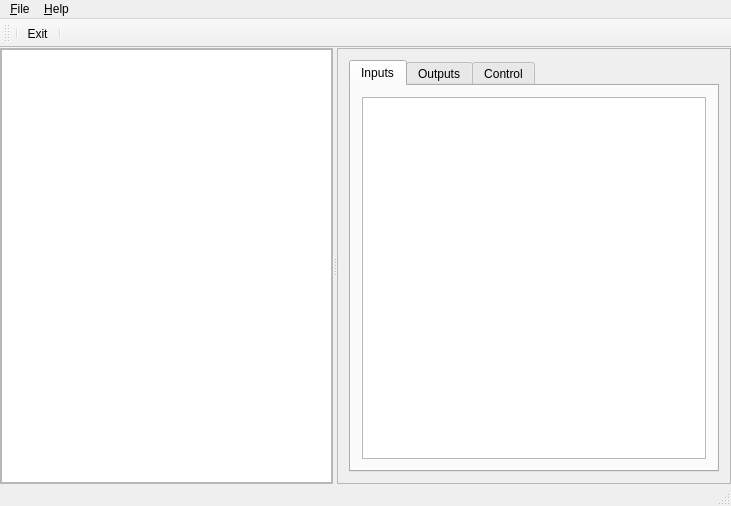
Old version of the form apps/OpenBeamStudio/mainwindow.ui in the repository open-beam/openbeam.
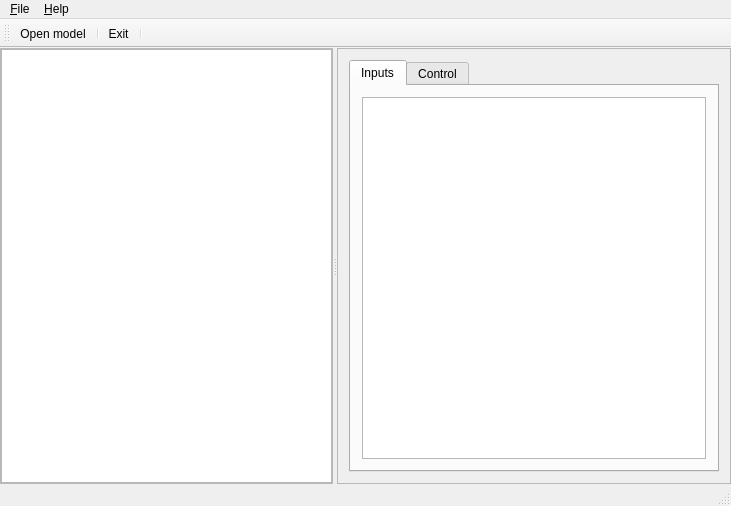
New version of the form. Icons and pictures are not drawn.

Patch:
```diff
--- a/apps/OpenBeamStudio/mainwindow.ui
+++ b/apps/OpenBeamStudio/mainwindow.ui
@@ -117,11 +117,6 @@
             </item>
            </layout>
           </widget>
-          <widget class="QWidget" name="tabOutputs">
-           <attribute name="title">
-            <string>Outputs</string>
-           </attribute>
-          </widget>
           <widget class="QWidget" name="tabControl">
            <attribute name="title">
             <string>Control</string>
@@ -167,6 +162,7 @@
    <attribute name="toolBarBreak">
     <bool>false</bool>
    </attribute>
+   <addaction name="action_Open_model"/>
    <addaction name="separator"/>
    <addaction name="action_Exit"/>
    <addaction name="separator"/>
@@ -216,6 +212,21 @@
     <string>Stop</string>
    </property>
   </action>
+  <action name="action_Open_model">
+   <property name="icon">
+    <iconset resource="openbeamstudio.qrc">
+     <normaloff>:/imgs/play_32x32.png</normaloff>:/imgs/play_32x32.png</iconset>
+   </property>
+   <property name="text">
+    <string>&amp;Open model...</string>
+   </property>
+   <property name="toolTip">
+    <string>Open a model definition from a file</string>
+   </property>
+   <property name="shortcut">
+    <string>Ctrl+O</string>
+   </property>
+  </action>
  </widget>
  <layoutdefault spacing="6" margin="11"/>
  <resources>
```
Left out of the diff: 5 changed lines with no effect on the pictures.
